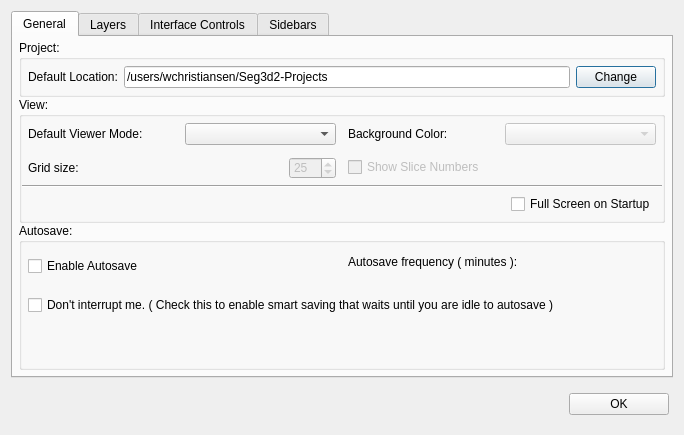
This is src/Interface/AppPreferences/AppPreferences.ui in SCIInstitute/Seg3D as Qt 5 draws it before an edit. The edited form follows.
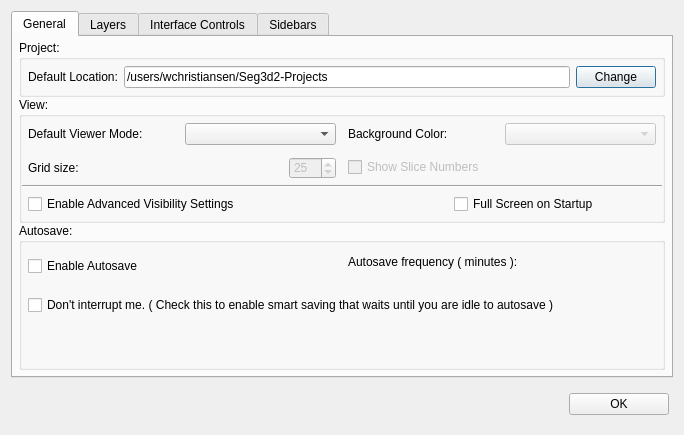
This is the edited form.

Patch:
```diff
--- a/src/Interface/AppPreferences/AppPreferences.ui
+++ b/src/Interface/AppPreferences/AppPreferences.ui
@@ -313,17 +313,14 @@
               <number>6</number>
              </property>
              <item>
-              <spacer name="horizontalSpacer_3">
-               <property name="orientation">
-                <enum>Qt::Horizontal</enum>
+              <widget class="QCheckBox" name="advanced_visibility_checkbox_">
+               <property name="text">
+                <string>Enable Advanced Visibility Settings</string>
                </property>
-               <property name="sizeHint" stdset="0">
-                <size>
-                 <width>472</width>
-                 <height>20</height>
-                </size>
-               </property>
-              </spacer>
+              </widget>
+             </item>
+             <item>
+              <widget class="QWidget" name="widget_17" native="true"/>
              </item>
              <item>
               <widget class="QCheckBox" name="full_screen_on_startup_checkbox_">
```
Left out of the diff: 9 changed lines with no effect on the pictures.
